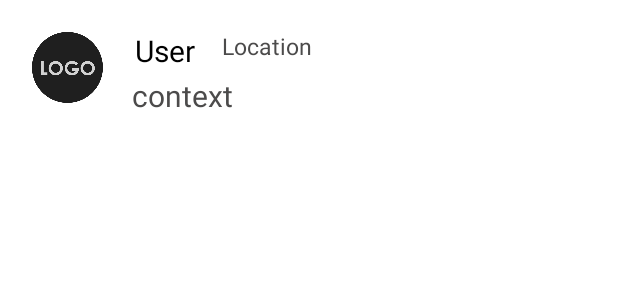
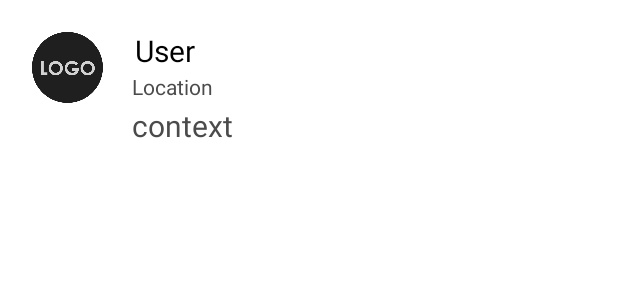
Before and after one commit to Wenqiang-Hu/cs5200fa22GroupProject, an Android app: the layout easylife_post_item.xml on its own in the app's theme, with its tools: preview values and no code run, on a phone screen of 412 x 824 dp. Shown: the top 300 px of the screen. Run offline under Robolectric (Android 15) with nearby library versions, the phone set to English and light mode, and no system bars.

Commit message:
Redesign post page

```diff
--- a/app/src/main/java/edu/northeastern/cs5520fa22groupproject/EasyLifeMakingPost.java
+++ b/app/src/main/java/edu/northeastern/cs5520fa22groupproject/EasyLifeMakingPost.java
@@ -51,7 +51,7 @@ public class EasyLifeMakingPost extends AppCompatActivity {
     CheckBox checkBox;
     FirebaseUser user;
     LocationRequest locationRequest;
-    String temp_location = "earth";
+    String temp_location = "Earth";
     double latitude;
     double longitude;
 
@@ -100,14 +100,13 @@ public class EasyLifeMakingPost extends AppCompatActivity {
                                                     try {
                                                         List<Address> addresses = geocoder.getFromLocation(latitude, longitude, 1);
 
-                                                        temp_location = addresses.get(0).getLocality();
+                                                        temp_location = addresses.get(0).getAddressLine(0);
                                                         Log.d("Location =====", temp_location);
 
                                                         HashMap<String, Object> map = new HashMap<>();
                                                         map.put("context", context);
                                                         map.put("icon", EasyLifeUserDetails.getImageURL());
                                                         map.put("user", EasyLifeUserDetails.getUsername());
-                                                        Log.d("Location saving in database=====", temp_location);
                                                         map.put("location", temp_location);
                                                         databaseReference.child("Posts").push().setValue(map);
                                                         finish();
--- a/app/src/main/java/edu/northeastern/cs5520fa22groupproject/Fragments/EasyLifeChatsFragment.java
+++ b/app/src/main/java/edu/northeastern/cs5520fa22groupproject/Fragments/EasyLifeChatsFragment.java
@@ -4,6 +4,7 @@ import android.os.Bundle;
 
 import androidx.annotation.NonNull;
 import androidx.fragment.app.Fragment;
+import androidx.recyclerview.widget.DividerItemDecoration;
 import androidx.recyclerview.widget.LinearLayoutManager;
 import androidx.recyclerview.widget.RecyclerView;
 
@@ -71,6 +72,7 @@ public class EasyLifeChatsFragment extends Fragment {
 
                 easyLifeChatroomAdapter = new EasyLifeChatroomAdapter(getContext(), mEasyLifeChatroom);
                 recyclerView.setAdapter(easyLifeChatroomAdapter);
+                recyclerView.addItemDecoration(new DividerItemDecoration(getContext(),DividerItemDecoration.VERTICAL));
             }
 
             @Override
--- a/app/src/main/java/edu/northeastern/cs5520fa22groupproject/Fragments/EasyLifePostsFragment.java
+++ b/app/src/main/java/edu/northeastern/cs5520fa22groupproject/Fragments/EasyLifePostsFragment.java
@@ -5,6 +5,7 @@ import android.os.Bundle;
 
 import androidx.annotation.NonNull;
 import androidx.fragment.app.Fragment;
+import androidx.recyclerview.widget.DividerItemDecoration;
 import androidx.recyclerview.widget.LinearLayoutManager;
 import androidx.recyclerview.widget.RecyclerView;
 
@@ -22,6 +23,7 @@ import com.google.firebase.database.ValueEventListener;
 import java.util.ArrayList;
 
 import edu.northeastern.cs5520fa22groupproject.Adapter.EasyLifePostsAdapter;
+import edu.northeastern.cs5520fa22groupproject.EasyLifeMainActivity;
 import edu.northeastern.cs5520fa22groupproject.EasyLifeMakingPost;
 import edu.northeastern.cs5520fa22groupproject.R;
 import edu.northeastern.cs5520fa22groupproject.model.Post;
@@ -36,7 +38,6 @@ public class EasyLifePostsFragment extends Fragment {
     @Override
     public View onCreateView(LayoutInflater inflater, ViewGroup container,
                              Bundle savedInstanceState) {
-        // Inflate the layout for this fragment
         View view = inflater.inflate(R.layout.fragment_easy_life_post, container, false);
         recyclerView = view.findViewById(R.id.rv_post);
         recyclerView.setHasFixedSize(true);
@@ -71,6 +72,7 @@ public class EasyLifePostsFragment extends Fragment {
 
                 easyLifePostsAdapter = new EasyLifePostsAdapter(getContext(), postList);
                 recyclerView.setAdapter(easyLifePostsAdapter);
+                recyclerView.addItemDecoration(new DividerItemDecoration(getContext(),DividerItemDecoration.VERTICAL));
             }
 
             @Override
--- a/app/src/main/res/layout/easylife_post_item.xml
+++ b/app/src/main/res/layout/easylife_post_item.xml
@@ -4,6 +4,7 @@
     android:padding="10dp"
     android:layout_width="match_parent"
     android:layout_height="wrap_content">
+
 
     <de.hdodenhof.circleimageview.CircleImageView
         android:id="@+id/image_user_icon"
@@ -32,12 +33,13 @@
         android:layout_height="wrap_content"
         android:layout_marginStart="18dp"
         android:layout_marginLeft="18dp"
-        android:layout_marginTop="40dp"
+        android:layout_marginTop="60dp"
         android:layout_toEndOf="@id/image_user_icon"
         android:layout_toRightOf="@id/image_user_icon"
         android:text="context"
         android:textColor="#4C4B4B"
         android:textSize="20sp" />
+
 
     <TextView
         android:id="@+id/tv_post_location"
@@ -45,11 +47,11 @@
         android:layout_height="wrap_content"
         android:layout_marginStart="18dp"
         android:layout_marginLeft="18dp"
-        android:layout_marginTop="10dp"
-        android:layout_toEndOf="@id/tv_post_user"
-        android:layout_toRightOf="@id/tv_post_user"
+        android:layout_marginTop="38dp"
+        android:layout_toEndOf="@id/image_user_icon"
+        android:layout_toRightOf="@id/image_user_icon"
         android:text="Location"
         android:textColor="#4C4B4B"
-        android:textSize="15sp" />
+        android:textSize="14sp" />
 
 </RelativeLayout>
--- a/app/src/main/res/layout/fragment_easy_life_post.xml
+++ b/app/src/main/res/layout/fragment_easy_life_post.xml
@@ -8,7 +8,9 @@ tools:context=".Fragments.EasyLifeChatsFragment">
     <androidx.recyclerview.widget.RecyclerView
         android:id="@+id/rv_post"
         android:layout_width="match_parent"
-android:layout_height="match_parent" />
+        android:layout_height="match_parent"
+        android:layout_above="@+id/btn_makePosts"
+        android:layout_marginBottom="15dp" />
 
     <Button
         android:id="@+id/btn_makePosts"
```
Lines whose indentation alone changed are shown as unchanged.
